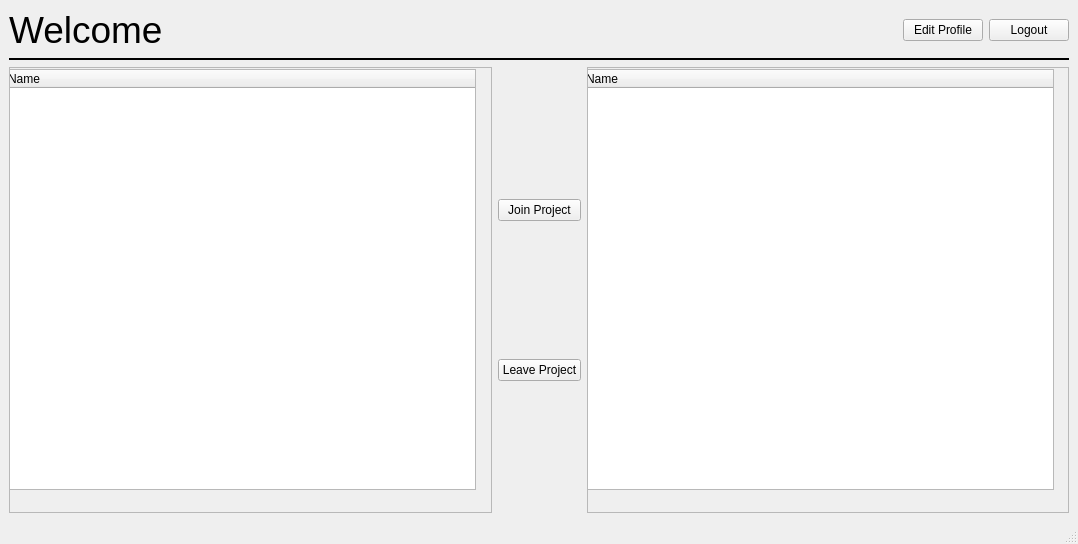
First picture: the form in src/UserSubsystem/studentform.ui, repository CaptOkie/code-first-think-later, before the edit.
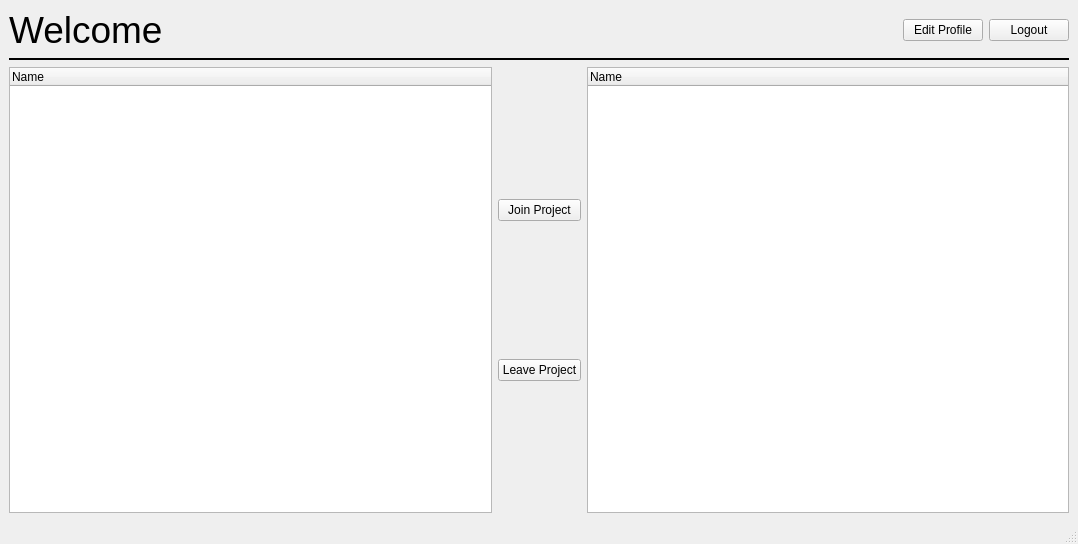
Second picture: the form after the edit.

```diff
--- a/src/UserSubsystem/studentform.ui
+++ b/src/UserSubsystem/studentform.ui
@@ -47,7 +47,7 @@
          <widget class="QLabel" name="nameLabel">
           <property name="sizePolicy">
            <sizepolicy hsizetype="MinimumExpanding" vsizetype="Fixed">
-            <horstretch>0</horstretch>
+            <horstretch>1</horstretch>
             <verstretch>0</verstretch>
            </sizepolicy>
           </property>
@@ -111,28 +111,7 @@
     <item>
      <layout class="QHBoxLayout" name="horizontalLayout_2">
       <item>
-       <widget class="QScrollArea" name="scrollArea">
-        <property name="widgetResizable">
-         <bool>true</bool>
-        </property>
-        <widget class="QWidget" name="scrollAreaWidgetContents">
-         <property name="geometry">
-          <rect>
-           <x>0</x>
-           <y>0</y>
-           <width>465</width>
-           <height>414</height>
-          </rect>
-         </property>
          <widget class="QTreeWidget" name="projectTable">
-          <property name="geometry">
-           <rect>
-            <x>-5</x>
-            <y>1</y>
-            <width>471</width>
-            <height>421</height>
-           </rect>
-          </property>
           <property name="sizePolicy">
            <sizepolicy hsizetype="MinimumExpanding" vsizetype="MinimumExpanding">
             <horstretch>0</horstretch>
@@ -144,8 +123,6 @@
             <string>Name</string>
            </property>
           </column>
-         </widget>
-        </widget>
        </widget>
       </item>
       <item>
@@ -167,28 +144,7 @@
        </layout>
       </item>
       <item>
-       <widget class="QScrollArea" name="scrollArea_2">
-        <property name="widgetResizable">
-         <bool>true</bool>
-        </property>
-        <widget class="QWidget" name="scrollAreaWidgetContents_2">
-         <property name="geometry">
-          <rect>
-           <x>0</x>
-           <y>0</y>
-           <width>465</width>
-           <height>414</height>
-          </rect>
-         </property>
          <widget class="QTreeWidget" name="projectTable2">
-          <property name="geometry">
-           <rect>
-            <x>-5</x>
-            <y>1</y>
-            <width>471</width>
-            <height>421</height>
-           </rect>
-          </property>
           <property name="sizePolicy">
            <sizepolicy hsizetype="MinimumExpanding" vsizetype="MinimumExpanding">
             <horstretch>0</horstretch>
@@ -200,8 +156,6 @@
             <string>Name</string>
            </property>
           </column>
-         </widget>
-        </widget>
        </widget>
       </item>
      </layout>
```
Left out of the diff: 13 changed lines with no effect on the pictures. Lines whose indentation alone changed are shown as unchanged.
